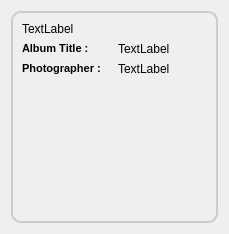
Before: the Qt Designer form retroshare-gui/src/gui/PhotoShare/AlbumItem.ui in RetroShare/RetroShare, drawn with Qt 5.
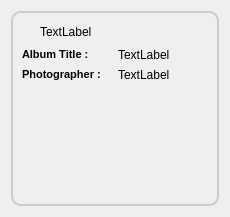
After: the same form once the commit is applied.

Commit message: attempting to fix layout issues

Patch:
```diff
--- a/retroshare-gui/src/gui/PhotoShare/AlbumItem.ui
+++ b/retroshare-gui/src/gui/PhotoShare/AlbumItem.ui
@@ -6,8 +6,8 @@
    <rect>
     <x>0</x>
     <y>0</y>
-    <width>229</width>
-    <height>234</height>
+    <width>230</width>
+    <height>217</height>
    </rect>
   </property>
   <property name="windowTitle">
@@ -28,7 +28,25 @@
      <property name="frameShadow">
       <enum>QFrame::Raised</enum>
      </property>
-     <layout class="QVBoxLayout" name="verticalLayout_4">
+     <layout class="QGridLayout" name="gridLayout">
+      <item row="0" column="0">
+       <layout class="QHBoxLayout" name="horizontalLayout_3">
+        <item>
+         <spacer name="horizontalSpacer">
+          <property name="orientation">
+           <enum>Qt::Horizontal</enum>
+          </property>
+          <property name="sizeType">
+           <enum>QSizePolicy::Preferred</enum>
+          </property>
+          <property name="sizeHint" stdset="0">
+           <size>
+            <width>18</width>
+            <height>20</height>
+           </size>
+          </property>
+         </spacer>
+        </item>
       <item>
        <widget class="QLabel" name="label_Thumbnail">
         <property name="text">
@@ -37,6 +55,24 @@
        </widget>
       </item>
       <item>
+         <spacer name="horizontalSpacer_2">
+          <property name="orientation">
+           <enum>Qt::Horizontal</enum>
+          </property>
+          <property name="sizeType">
+           <enum>QSizePolicy::Preferred</enum>
+          </property>
+          <property name="sizeHint" stdset="0">
+           <size>
+            <width>18</width>
+            <height>20</height>
+           </size>
+          </property>
+         </spacer>
+        </item>
+       </layout>
+      </item>
+      <item row="1" column="0">
        <layout class="QHBoxLayout" name="horizontalLayout_2">
         <item>
          <layout class="QHBoxLayout" name="horizontalLayout">
@@ -91,7 +127,7 @@
         </item>
        </layout>
       </item>
-      <item>
+      <item row="2" column="0">
        <spacer name="verticalSpacer">
         <property name="orientation">
          <enum>Qt::Vertical</enum>
```
Lines whose indentation alone changed are shown as unchanged. The commit also changes 2 other files.
